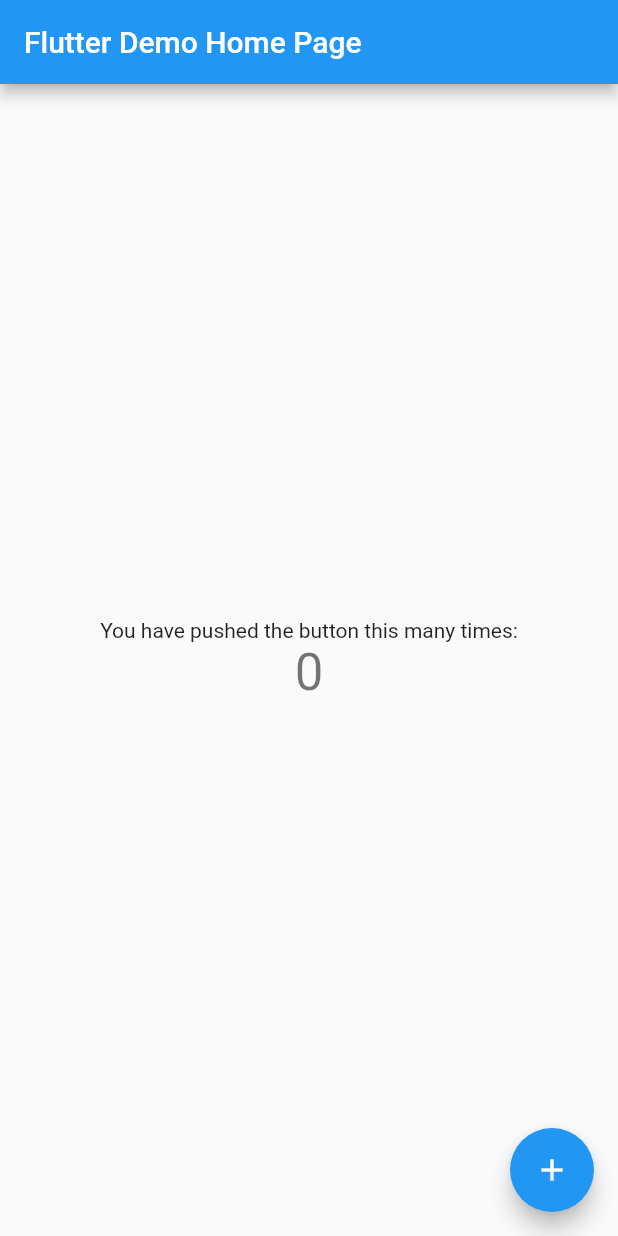
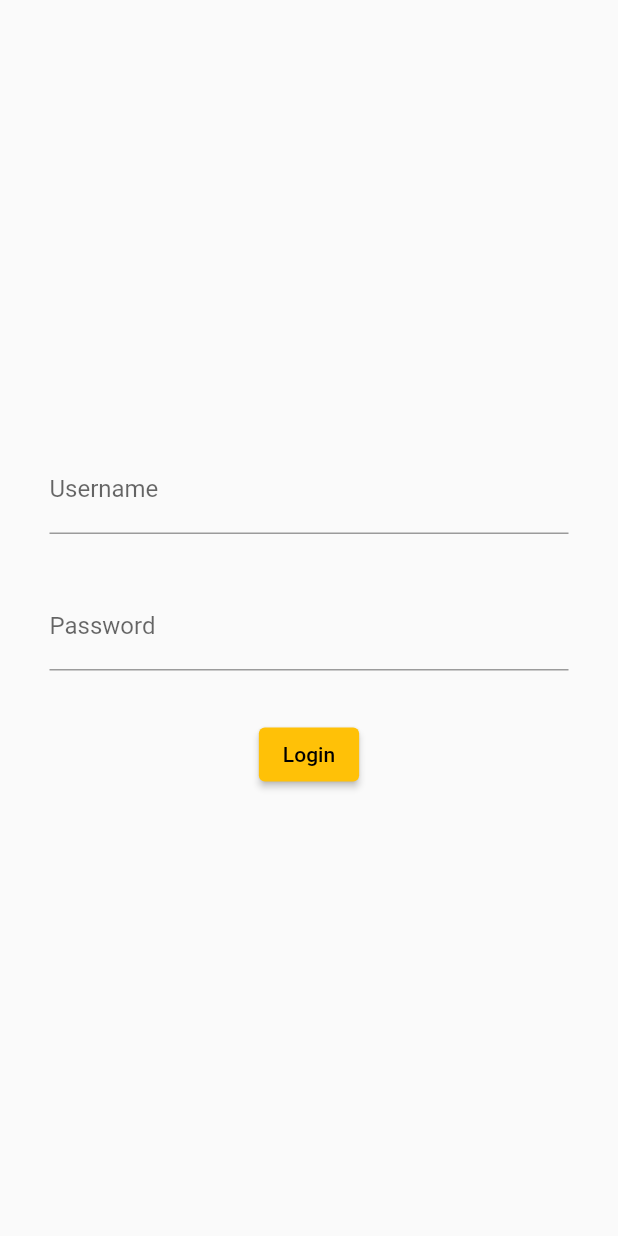
Before and after one commit to jaypro1/KDCApp, a Flutter app: the screen it shows after launch, on a phone screen of 412 x 824 dp. Run offline on Flutter 3.47's test engine with Material 2 defaults, Android fonts, the light colour scheme and no system bars.

Commit message:
Added Login Page with Validators

```diff
--- /dev/null
+++ b/lib/LoginPage.dart
@@ -0,0 +1,97 @@
+import 'package:flutter/cupertino.dart';
+import 'package:flutter/foundation.dart';
+import 'package:flutter/material.dart';
+import 'package:kdc_app/mixins/ValidatorMixins.dart';
+
+import 'GameScanner.dart';
+
+class LoginPage extends StatefulWidget {
+  const LoginPage({Key? key}) : super(key: key);
+
+  @override
+  _LoginPageState createState() => _LoginPageState();
+}
+
+class _LoginPageState extends State<LoginPage> with ValidatorMixins {
+  final formKey = GlobalKey<FormState>();
+  String? _username;
+  String? _password;
+
+  _login() {
+    final bool? v = formKey.currentState?.validate();
+    formKey.currentState?.save();
+    if (kDebugMode) {
+      print("TODO Logged In");
+
+      // Good practice: https://github.com/anbturki/flutter_login_screen/blob/master/lib/src/screens/login_screen.dart
+      print("user; " + (_username ?? "null"));
+      print("pass; " + (_password ?? "null"));
+    }
+    if (v ?? false) {
+      Navigator.push(
+          context, MaterialPageRoute(builder: (context) => GameScanner()));
+    }
+  }
+
+  Widget getUsernameField() {
+    return Padding(
+        padding: const EdgeInsets.symmetric(horizontal: 8, vertical: 16),
+        child: TextFormField(
+          decoration: const InputDecoration(
+            border: UnderlineInputBorder(),
+            labelText: "Username",
+          ),
+          validator: validateUsername,
+          onSaved: (String? val) {
+            _username = val;
+          },
+        ));
+  }
+
+  Widget getPasswordField() {
+    return Padding(
+      padding: const EdgeInsets.symmetric(horizontal: 8, vertical: 16),
+      child: TextFormField(
+        decoration: const InputDecoration(
+          border: UnderlineInputBorder(),
+          labelText: "Password",
+        ),
+        obscureText: true,
+        validator: validatePassword,
+        onSaved: (String? val) {
+          _password = val;
+        },
+      ),
+    );
+  }
+
+  Widget getSubmitButton() {
+    return Padding(
+      padding: const EdgeInsets.symmetric(horizontal: 8, vertical: 16),
+      child: ElevatedButton(
+        child: const Text("Login"),
+        onPressed: () => _login(),
+      ),
+    );
+  }
+
+  @override
+  Widget build(BuildContext context) {
+    return Scaffold(
+        body: Center(
+            child: Form(
+      key: formKey,
+      child: Padding(
+        padding: const EdgeInsets.all(25),
+        child: Column(
+          mainAxisAlignment: MainAxisAlignment.center,
+          children: [
+            getUsernameField(),
+            getPasswordField(),
+            getSubmitButton(),
+          ],
+        ),
+      ),
+    )));
+  }
+}
--- a/lib/main.dart
+++ b/lib/main.dart
@@ -1,4 +1,9 @@
 import 'package:flutter/material.dart';
+import 'package:kdc_app/FirstRoute.dart';
+import 'package:kdc_app/my_home_page.dart';
+import 'package:kdc_app/scan_page.dart';
+
+import 'LoginPage.dart';
 
 void main() {
   runApp(const MyApp());
@@ -11,105 +16,11 @@
   @override
   Widget build(BuildContext context) {
     return MaterialApp(
-      title: 'Flutter Demo',
+      title: 'KDC App',
       theme: ThemeData(
-        // This is the theme of your application.
-        //
-        // Try running your application with "flutter run". You'll see the
-        // application has a blue toolbar. Then, without quitting the app, try
-        // changing the primarySwatch below to Colors.green and then invoke
-        // "hot reload" (press "r" in the console where you ran "flutter run",
-        // or simply save your changes to "hot reload" in a Flutter IDE).
-        // Notice that the counter didn't reset back to zero; the application
-        // is not restarted.
-        primarySwatch: Colors.blue,
+        primarySwatch: Colors.amber,
       ),
-      home: const MyHomePage(title: 'Flutter Demo Home Page'),
+      home: LoginPage(),
     );
   }
 }
-
-class MyHomePage extends StatefulWidget {
-  const MyHomePage({Key? key, required this.title}) : super(key: key);
-
-  // This widget is the home page of your application. It is stateful, meaning
-  // that it has a State object (defined below) that contains fields that affect
-  // how it looks.
-
-  // This class is the configuration for the state. It holds the values (in this
-  // case the title) provided by the parent (in this case the App widget) and
-  // used by the build method of the State. Fields in a Widget subclass are
-  // always marked "final".
-
-  final String title;
-
-  @override
-  State<MyHomePage> createState() => _MyHomePageState();
-}
-
-class _MyHomePageState extends State<MyHomePage> {
-  int _counter = 0;
-
-  void _incrementCounter() {
-    setState(() {
-      // This call to setState tells the Flutter framework that something has
-      // changed in this State, which causes it to rerun the build method below
-      // so that the display can reflect the updated values. If we changed
-      // _counter without calling setState(), then the build method would not be
-      // called again, and so nothing would appear to happen.
-      _counter++;
-    });
-  }
-
-  @override
-  Widget build(BuildContext context) {
-    // This method is rerun every time setState is called, for instance as done
-    // by the _incrementCounter method above.
-    //
-    // The Flutter framework has been optimized to make rerunning build methods
-    // fast, so that you can just rebuild anything that needs updating rather
-    // than having to individually change instances of widgets.
-    return Scaffold(
-      appBar: AppBar(
-        // Here we take the value from the MyHomePage object that was created by
-        // the App.build method, and use it to set our appbar title.
-        title: Text(widget.title),
-      ),
-      body: Center(
-        // Center is a layout widget. It takes a single child and positions it
-        // in the middle of the parent.
-        child: Column(
-          // Column is also a layout widget. It takes a list of children and
-          // arranges them vertically. By default, it sizes itself to fit its
-          // children horizontally, and tries to be as tall as its parent.
-          //
-          // Invoke "debug painting" (press "p" in the console, choose the
-          // "Toggle Debug Paint" action from the Flutter Inspector in Android
-          // Studio, or the "Toggle Debug Paint" command in Visual Studio Code)
-          // to see the wireframe for each widget.
-          //
-          // Column has various properties to control how it sizes itself and
-          // how it positions its children. Here we use mainAxisAlignment to
-          // center the children vertically; the main axis here is the vertical
-          // axis because Columns are vertical (the cross axis would be
-          // horizontal).
-          mainAxisAlignment: MainAxisAlignment.center,
-          children: <Widget>[
-            const Text(
-              'You have pushed the button this many times:',
-            ),
-            Text(
-              '$_counter',
-              style: Theme.of(context).textTheme.headline4,
-            ),
-          ],
-        ),
-      ),
-      floatingActionButton: FloatingActionButton(
-        onPressed: _incrementCounter,
-        tooltip: 'Increment',
-        child: const Icon(Icons.add),
-      ), // This trailing comma makes auto-formatting nicer for build methods.
-    );
-  }
-}
--- /dev/null
+++ b/lib/mixins/ValidatorMixins.dart
@@ -0,0 +1,16 @@
+class ValidatorMixins {
+  String? validateUsername(String? username) {
+    print("val user");
+    if (username == null || username.trim().isEmpty) {
+      return "Username is Empty";
+    }
+    return null;
+  }
+
+  String? validatePassword(String? password) {
+    if (password == null || password.trim().isEmpty) {
+      return "Password is Empty";
+    }
+    return null;
+  }
+}
```
Also changed, not shown: lib/GameScanner.dart (added, +19 -0 lines), lib/my_home_page.dart (added, +100 -0 lines), lib/scan_page.dart (added, +45 -0 lines).
